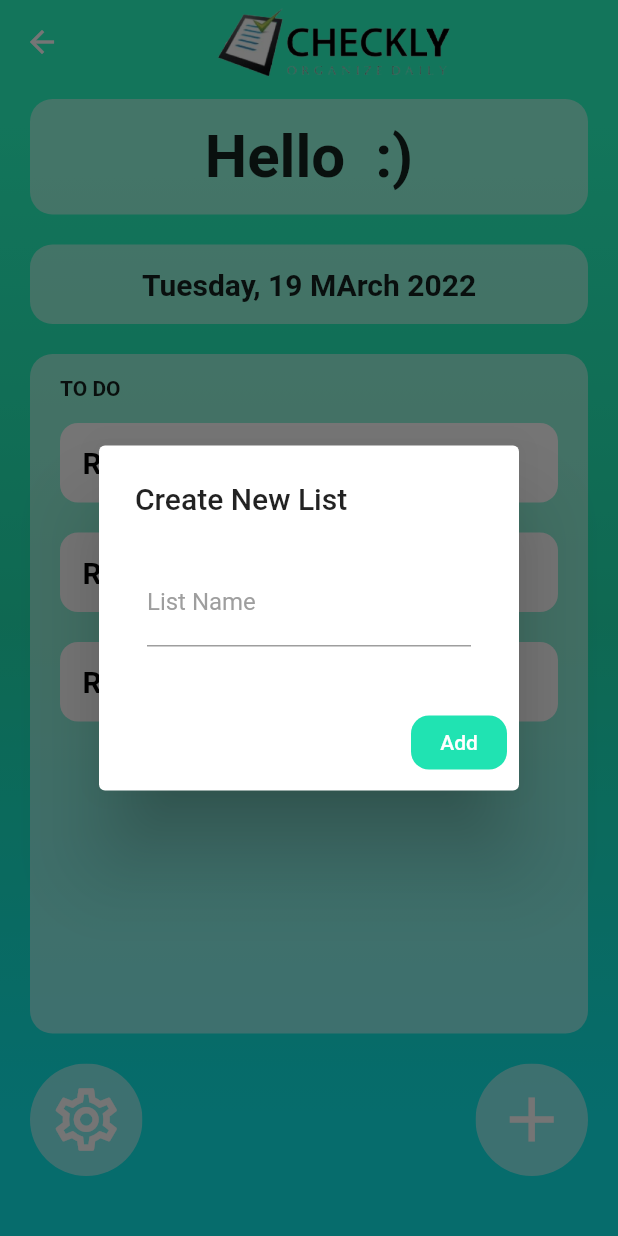
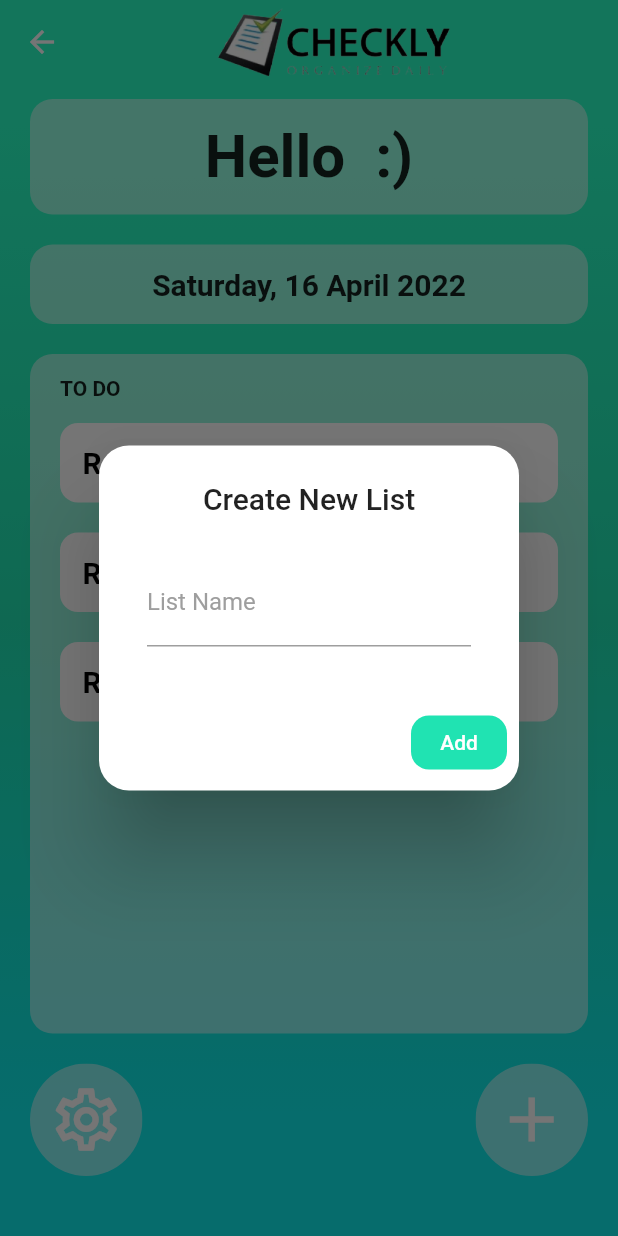
Before and after one commit to michelleaugustinee/checkly_organizedaily, a Flutter app: the Guest screen opened by its route, after a tap on "Apply", after a tap on the "add" icon, on a phone screen of 412 x 824 dp. Run offline on Flutter 3.47's test engine with Material 2 defaults, Android fonts, the phone set to English and light mode, and no system bars; our stand-ins replace firebase_auth, firebase_core, google_sign_in, shared_preferences; accounts and stored records are empty.

Commit message:
fix sedikit

```diff
--- a/lib/components/dialogs.dart
+++ b/lib/components/dialogs.dart
@@ -5,17 +5,22 @@ showTextFieldDialog({context, title, label, onPress}){
           context: context,
           builder: (BuildContext context) {
             return AlertDialog(
+              shape: RoundedRectangleBorder(
+                borderRadius: BorderRadius.circular(20),
+              ),
               scrollable: true,
-              title: Text(title),
+              title: Center(child: Text(title)),
               content: Container(
                 padding: const EdgeInsets.all(8.0),
                 child: Form(
                   child: TextFormField(
+
                     cursorColor: Colors.grey,
                     decoration: InputDecoration(
                       focusedBorder: UnderlineInputBorder(
                         borderSide: BorderSide(color: Colors.grey),
                       ),
+
                       labelText: label,
                       labelStyle: TextStyle(
                         color: Colors.grey,
@@ -48,6 +53,9 @@ showConfirmationdDialog({context, title, label, onPress}){
       context: context,
       builder: (BuildContext context) {
         return AlertDialog(
+          shape: RoundedRectangleBorder(
+            borderRadius: BorderRadius.circular(20),
+          ),
           scrollable: true,
           title: Text(title),
           content: Container(
--- a/lib/main.dart
+++ b/lib/main.dart
@@ -8,7 +8,7 @@ import 'package:checkly/pages/home.dart';
 
 void main() {
   runApp(MaterialApp(
-    initialRoute: '/login',
+    initialRoute: '/home',
     routes: {
       '/login': (context) => Login(),
       '/home': (context) => Home(),
--- a/lib/model/todo.dart
+++ b/lib/model/todo.dart
@@ -17,7 +17,7 @@ List<Todo> todos = [
   ),
   Todo(
     createdTime: DateTime.now(),
-    title: 'Rapat',
+    title: 'Rapat2',
   ),
   Todo(
     createdTime: DateTime.now(),
--- a/lib/pages/guest_name.dart
+++ b/lib/pages/guest_name.dart
@@ -35,10 +35,10 @@ class Guest extends StatelessWidget {
                 hintText: "Name",
                 onChange: (value){
                   userName = value;
+                  SharedPreferenceUtil().saveName(userName.toString());
                 },),
               SizedBox(height: 30,),
               OpaqueCenterButton(text: "Apply", onPress: ()async{
-                SharedPreferenceUtil().saveName(userName.toString());
                 Navigator.popAndPushNamed(context, '/home');
               })
             ],
--- a/lib/pages/home.dart
+++ b/lib/pages/home.dart
@@ -9,7 +9,7 @@ import 'package:checkly/components/opaque_container_child.dart';
 import 'package:checkly/components/white_text_button.dart';
 import 'package:checkly/components/gradient_background.dart';
 import 'package:checkly/components/circular_icon_button.dart';
-
+import 'package:intl/intl.dart';
 
 class Home extends StatefulWidget {
   const Home({Key? key}) : super(key: key);
@@ -18,7 +18,7 @@ class Home extends StatefulWidget {
 }
 
 class _HomeState extends State<Home> {
-
+  final DateTime now = DateTime.now();
   @override
   Widget build(BuildContext context) {
     return GradientBackground(
@@ -35,7 +35,7 @@ class _HomeState extends State<Home> {
                   return OpaqueContainerText(text: "Hello ${snapshot.data.toString()} :)", fontSize: 40,);
                 }),
 
-                OpaqueContainerText(text: "Tuesday, 19 MArch 2022", fontSize: 20,),
+                OpaqueContainerText(text: DateFormat('EEEE, d MMMM y').format(now), fontSize: 20,),
                 Expanded(
                   child: OpaqueContainerChild(
                       child: Column(
@@ -44,25 +44,17 @@ class _HomeState extends State<Home> {
                         children: [
                           Text("TO DO", style: TextStyle(fontWeight: FontWeight.bold),),
                           SizedBox(height: 5,),
-                          WhiteTextButton(text: "Rapat", onPress: (){
-                            Navigator.pushNamed(context, '/list');
-                          }),
-                          WhiteTextButton(text: "Rapat", onPress: (){
-                            Navigator.pushNamed(context, '/list');
-                          }),
-                          WhiteTextButton(text: "Rapat", onPress: (){
-                            Navigator.pushNamed(context, '/list');
-                          }),
-                          // ListView.builder(
-                          //   physics: BouncingScrollPhysics(),
-                          //   itemCount: todos.length,
-                          //   itemBuilder: (context, index) => WhiteTextButton(
-                          //     itemIndex: index,
-                          //     todos: todos[index],
-                          //     onPress: (){
-                          //   Navigator.pushNamed(context, '/list');
-                          // }),
-                          // ),
+                          Expanded(
+                            child: ListView.builder(
+                                itemCount: todos.length,
+                                itemBuilder: (context, index){
+                                  return WhiteTextButton(
+                                      text: todos[index].title,
+                                      onPress: (){
+                                        Navigator.pushNamed(context, '/list');
+                                      });
+                                }),
+                          ),
                         ],
                       )
                   ),
@@ -83,7 +75,6 @@ class _HomeState extends State<Home> {
                             title: "Create New List",
                             label: "List Name",
                             onPress: (){
-
                               setState(() {
                                 Navigator.pop(context);
                               });
--- a/lib/pages/settings.dart
+++ b/lib/pages/settings.dart
@@ -90,6 +90,7 @@ class _SettingsState extends State<Settings> {
                       builder: (context, snapshot) {
                         return OpaqueTextField(
                           hintText: snapshot.data.toString(),
+                          initialText: snapshot.data.toString(),
                           onChange: (value) {
                             username = value;
                           },
```
Also changed, not shown: lib/components/opaque_text_field.dart (+10 -1 lines), 2 other files.
